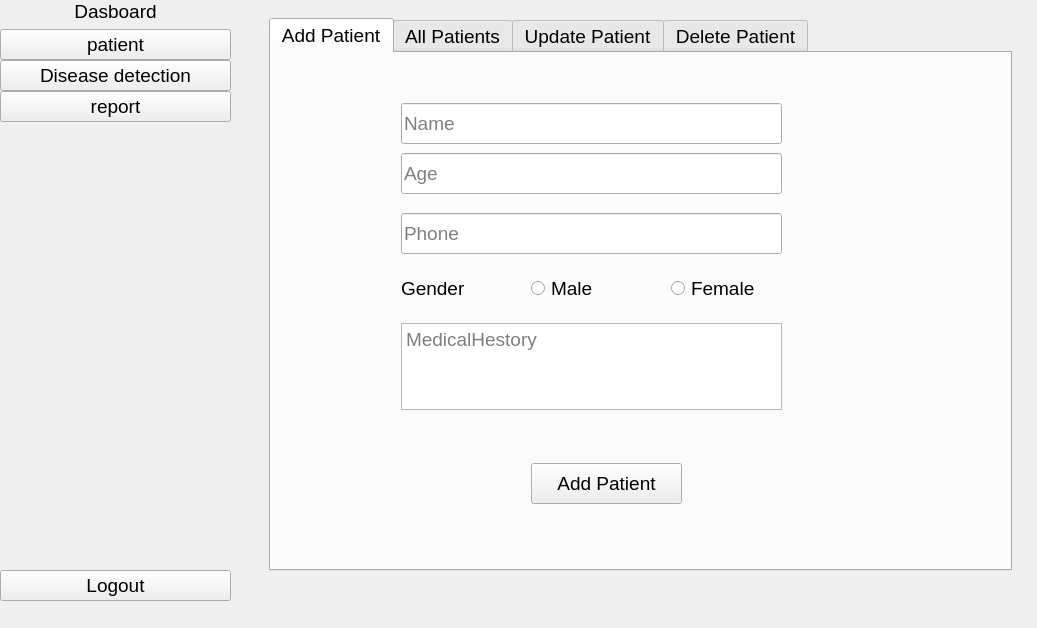
The window that Desktop-app/dashboard.ui (momen-sayed0/Graduation-Project) describes before a commit, drawn with Qt 5.
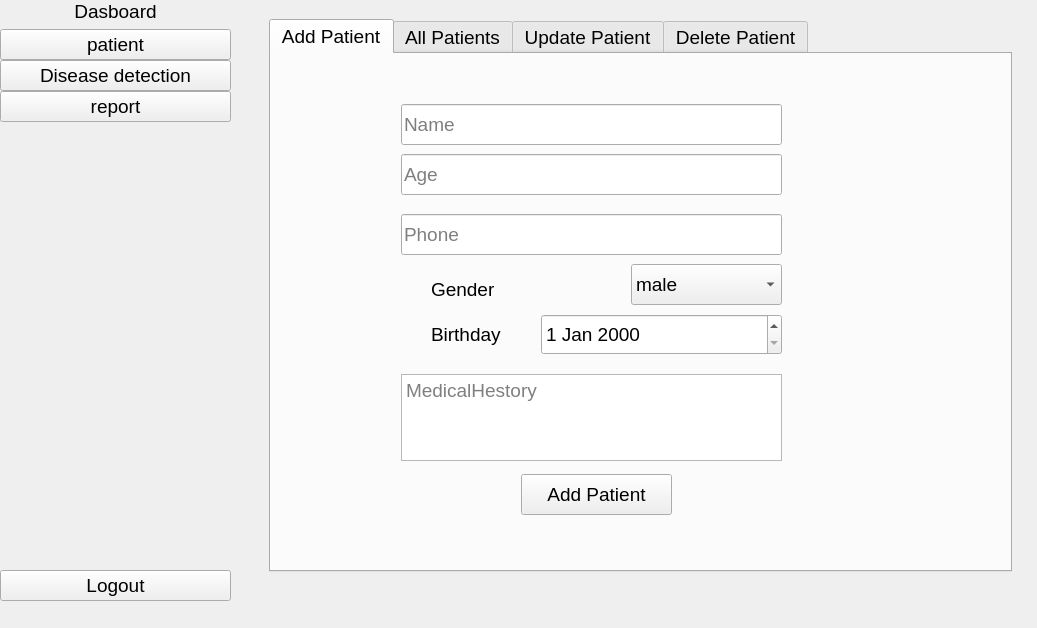
The same window after the commit. Icons and pictures are not drawn.

The edit to the form file:
```diff
--- a/Desktop-app/dashboard.ui
+++ b/Desktop-app/dashboard.ui
@@ -211,7 +211,7 @@
    <property name="geometry">
     <rect>
      <x>260</x>
-     <y>9</y>
+     <y>10</y>
      <width>761</width>
      <height>571</height>
     </rect>
@@ -285,37 +285,11 @@
           <string>Age</string>
          </property>
         </widget>
-        <widget class="QRadioButton" name="radioButton">
-         <property name="geometry">
-          <rect>
-           <x>260</x>
-           <y>220</y>
-           <width>101</width>
-           <height>31</height>
-          </rect>
-         </property>
-         <property name="text">
-          <string>Male</string>
-         </property>
-        </widget>
-        <widget class="QRadioButton" name="radioButton_2">
-         <property name="geometry">
-          <rect>
-           <x>400</x>
-           <y>220</y>
-           <width>111</width>
-           <height>31</height>
-          </rect>
-         </property>
-         <property name="text">
-          <string>Female</string>
-         </property>
-        </widget>
         <widget class="QTextEdit" name="textEdit">
          <property name="geometry">
           <rect>
            <x>130</x>
-           <y>270</y>
+           <y>320</y>
            <width>381</width>
            <height>87</height>
           </rect>
@@ -340,8 +314,8 @@
         <widget class="QPushButton" name="add_patient">
          <property name="geometry">
           <rect>
-           <x>260</x>
-           <y>410</y>
+           <x>250</x>
+           <y>420</y>
            <width>151</width>
            <height>41</height>
           </rect>
@@ -353,7 +327,7 @@
         <widget class="QLabel" name="label">
          <property name="geometry">
           <rect>
-           <x>130</x>
+           <x>160</x>
            <y>220</y>
            <width>101</width>
            <height>31</height>
@@ -363,6 +337,54 @@
           <string>Gender</string>
          </property>
         </widget>
+        <widget class="QComboBox" name="comboBox">
+         <property name="geometry">
+          <rect>
+           <x>360</x>
+           <y>210</y>
+           <width>151</width>
+           <height>41</height>
+          </rect>
+         </property>
+         <item>
+          <property name="text">
+           <string>male</string>
+          </property>
+         </item>
+         <item>
+          <property name="text">
+           <string>female</string>
+          </property>
+         </item>
+         <item>
+          <property name="text">
+           <string>other</string>
+          </property>
+         </item>
+        </widget>
+        <widget class="QDateEdit" name="dateEdit">
+         <property name="geometry">
+          <rect>
+           <x>270</x>
+           <y>260</y>
+           <width>241</width>
+           <height>41</height>
+          </rect>
+         </property>
+        </widget>
+        <widget class="QLabel" name="label_2">
+         <property name="geometry">
+          <rect>
+           <x>160</x>
+           <y>270</y>
+           <width>111</width>
+           <height>21</height>
+          </rect>
+         </property>
+         <property name="text">
+          <string>Birthday</string>
+         </property>
+        </widget>
        </widget>
        <widget class="QWidget" name="tab_2">
         <attribute name="title">
```
